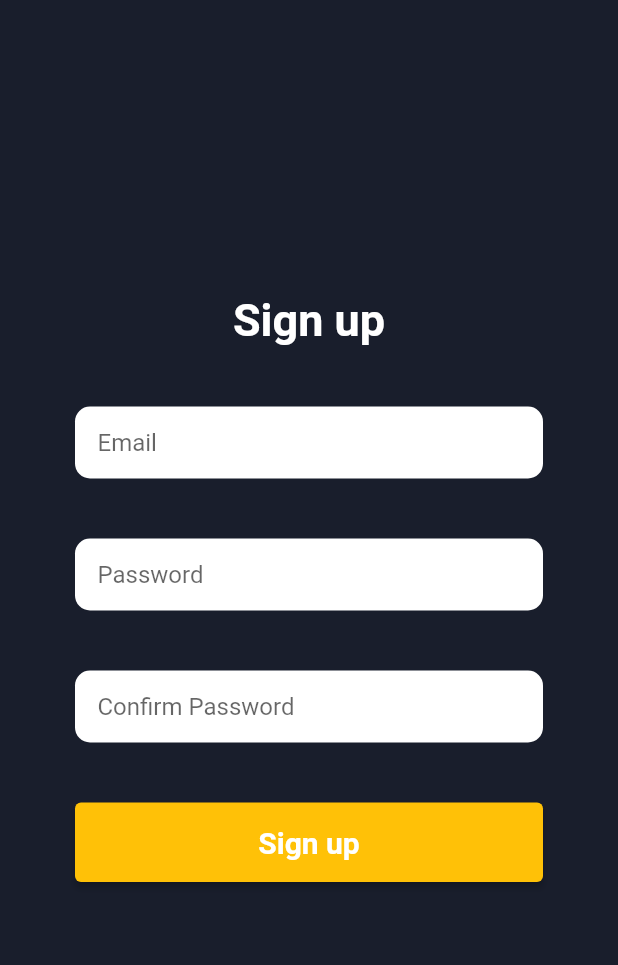
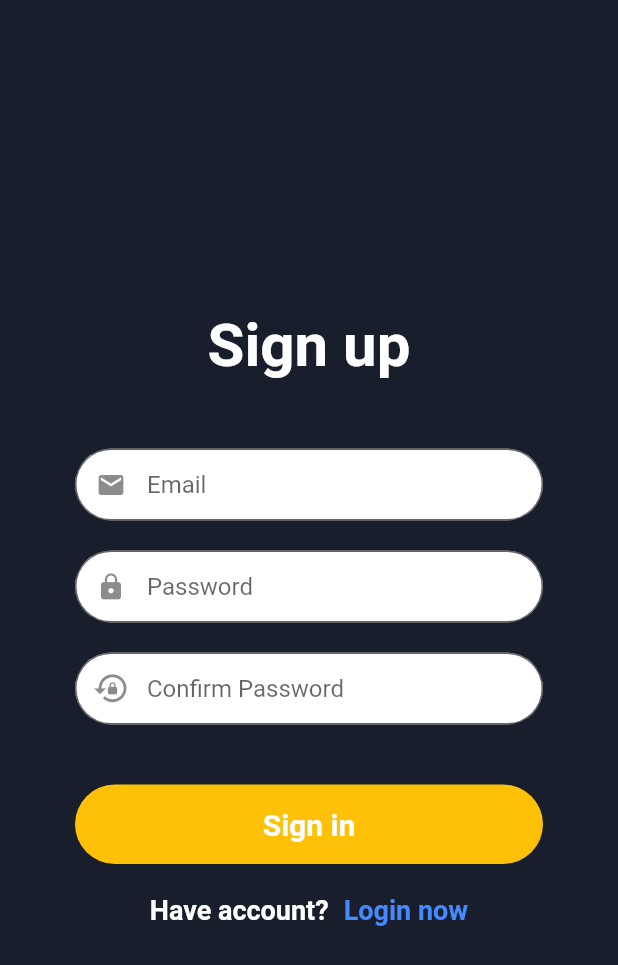
Before and after one commit to md7o/BottomAppBar, a Flutter app: the screen it shows after launch, after a tap on "Sign in", after a tap on "Sign up now", on a phone screen of 412 x 824 dp. Shown: the top 965 px of the screen. Run offline on Flutter 3.47's test engine with Material 2 defaults, Android fonts, the phone set to English and light mode, and no system bars; our stand-ins replace firebase_auth, firebase_core; accounts and stored records are empty.

```diff
--- a/lib/screens/login.dart
+++ b/lib/screens/login.dart
@@ -17,6 +17,13 @@ class _LoginState extends State<Login> {
     if (formEmail == null || formEmail.isEmpty) {
       return 'E-mail address is required.';
     }
+
+    return null;
+  }
+
+  String? validatePassword(String? formPassword) {
+    if (formPassword == null || formPassword.isEmpty)
+      return 'Password is required.';
 
     return null;
   }
@@ -54,23 +61,26 @@ class _LoginState extends State<Login> {
                   "Sign in",
                   style: TextStyle(
                       color: Colors.white,
-                      fontSize: 30,
-                      fontWeight: FontWeight.bold),
+                      fontSize: 40,
+                      fontWeight: FontWeight.normal),
                 ),
                 const SizedBox(
-                  height: 40,
+                  height: 45,
                 ),
-                Column(
-                  children: [
                 Padding(
                   padding: const EdgeInsets.symmetric(horizontal: 50),
                   child: TextFormField(
                     controller: _emailController,
                     validator: validateEmail,
                     decoration: InputDecoration(
+                      contentPadding: const EdgeInsets.only(left: 25),
                       fillColor: Colors.white,
                       filled: true,
                       hintText: 'Email',
+                      prefixIcon: const Icon(
+                        Icons.email,
+                        size: 20,
+                      ),
                       border: OutlineInputBorder(
                         borderRadius: BorderRadius.circular(50),
                         borderSide: const BorderSide(
@@ -80,34 +90,35 @@ class _LoginState extends State<Login> {
                     ),
                   ),
                 ),
-                  ],
-                ),
                 const SizedBox(
                   height: 20,
                 ),
                 Padding(
                   padding: const EdgeInsets.symmetric(horizontal: 50),
-                  child: Container(
-                    decoration: BoxDecoration(
-                      color: Colors.white,
+                  child: TextFormField(
+                    controller: _passwordController,
+                    validator: validatePassword,
+                    obscureText: true,
+                    decoration: InputDecoration(
+                      contentPadding: const EdgeInsets.only(left: 25),
+                      fillColor: Colors.white,
+                      filled: true,
+                      hintText: 'Password',
+                      prefixIcon: const Icon(
+                        Icons.lock,
+                        size: 20,
+                      ),
+                      border: OutlineInputBorder(
                         borderRadius: BorderRadius.circular(50),
-                    ),
-                    child: Padding(
-                      padding: const EdgeInsets.symmetric(horizontal: 15),
-                      child: TextField(
-                        controller: _passwordController,
-                        obscureText: true,
-                        decoration: const InputDecoration(
-                          border: InputBorder.none,
-                          icon: Icon(Icons.lock),
-                          hintText: 'Password',
+                        borderSide: const BorderSide(
+                          width: 1,
                         ),
                       ),
                     ),
                   ),
                 ),
                 const SizedBox(
-                  height: 40,
+                  height: 30,
                 ),
                 Padding(
                   padding: const EdgeInsets.symmetric(horizontal: 50),
@@ -141,7 +152,7 @@ class _LoginState extends State<Login> {
                   ),
                 ),
                 const SizedBox(
-                  height: 40,
+                  height: 20,
                 ),
                 Row(
                   mainAxisAlignment: MainAxisAlignment.center,
--- a/lib/screens/signup.dart
+++ b/lib/screens/signup.dart
@@ -12,6 +12,22 @@ class _SignUpState extends State<SignUp> {
   final _emailController = TextEditingController();
   final _passwordController = TextEditingController();
   final _confirmPasswordController = TextEditingController();
+  final GlobalKey<FormState> _key = GlobalKey<FormState>();
+
+  String? validateEmail(String? formEmail) {
+    if (formEmail == null || formEmail.isEmpty) {
+      return 'E-mail address is required.';
+    }
+
+    return null;
+  }
+
+  String? validatePassword(String? formPassword) {
+    if (formPassword == null || formPassword.isEmpty)
+      return 'Password is required.';
+
+    return null;
+  }
 
   Future signUp() async {
     if (passwordConfirmed()) {
@@ -44,7 +60,9 @@ class _SignUpState extends State<SignUp> {
   Widget build(BuildContext context) {
     return Scaffold(
       backgroundColor: const Color(0xFF191E2C),
-      body: SafeArea(
+      body: Form(
+        key: _key,
+        child: SafeArea(
           child: Center(
             child: SingleChildScrollView(
               child: Column(
@@ -54,26 +72,84 @@ class _SignUpState extends State<SignUp> {
                     "Sign up",
                     style: TextStyle(
                         color: Colors.white,
-                      fontSize: 30,
+                        fontSize: 40,
                         fontWeight: FontWeight.bold),
                   ),
                   const SizedBox(
-                  height: 40,
+                    height: 45,
                   ),
                   Padding(
                     padding: const EdgeInsets.symmetric(horizontal: 50),
-                  child: Container(
-                    decoration: BoxDecoration(
-                      color: Colors.white,
-                      borderRadius: BorderRadius.circular(10),
+                    child: TextFormField(
+                      controller: _emailController,
+                      validator: validateEmail,
+                      decoration: InputDecoration(
+                        contentPadding: const EdgeInsets.only(left: 25),
+                        fillColor: Colors.white,
+                        filled: true,
+                        hintText: 'Email',
+                        prefixIcon: const Icon(
+                          Icons.email,
+                          size: 20,
                         ),
-                    child: Padding(
-                      padding: const EdgeInsets.symmetric(horizontal: 15),
-                      child: TextField(
-                        controller: _emailController,
-                        decoration: const InputDecoration(
-                          border: InputBorder.none,
-                          hintText: 'Email',
+                        border: OutlineInputBorder(
+                          borderRadius: BorderRadius.circular(50),
+                          borderSide: const BorderSide(
+                            width: 1,
+                          ),
+                        ),
+                      ),
+                    ),
+                  ),
+                  const SizedBox(
+                    height: 20,
+                  ),
+                  Padding(
+                    padding: const EdgeInsets.symmetric(horizontal: 50),
+                    child: TextFormField(
+                      controller: _passwordController,
+                      validator: validatePassword,
+                      obscureText: true,
+                      decoration: InputDecoration(
+                        contentPadding: const EdgeInsets.only(left: 25),
+                        fillColor: Colors.white,
+                        filled: true,
+                        hintText: 'Password',
+                        prefixIcon: const Icon(
+                          Icons.lock,
+                          size: 20,
+                        ),
+                        border: OutlineInputBorder(
+                          borderRadius: BorderRadius.circular(50),
+                          borderSide: const BorderSide(
+                            width: 1,
+                          ),
+                        ),
+                      ),
+                    ),
+                  ),
+                  const SizedBox(
+                    height: 20,
+                  ),
+                  Padding(
+                    padding: const EdgeInsets.symmetric(horizontal: 50),
+                    child: TextFormField(
+                      controller: _passwordController,
+                      validator: validatePassword,
+                      obscureText: true,
+                      decoration: InputDecoration(
+                        contentPadding: const EdgeInsets.only(left: 25),
+                        fillColor: Colors.white,
+                        filled: true,
+                        hintText: 'Confirm Password',
+                        prefixIcon: const Icon(
+                          Icons.lock_reset,
+                          size: 25,
+                        ),
+                        border: OutlineInputBorder(
+                          borderRadius: BorderRadius.circular(50),
+                          borderSide: const BorderSide(
+                            width: 1,
                           ),
                         ),
                       ),
@@ -84,66 +160,26 @@ class _SignUpState extends State<SignUp> {
                   ),
                   Padding(
                     padding: const EdgeInsets.symmetric(horizontal: 50),
-                  child: Container(
-                    decoration: BoxDecoration(
-                      color: Colors.white,
-                      borderRadius: BorderRadius.circular(10),
-                    ),
-                    child: Padding(
-                      padding: const EdgeInsets.symmetric(horizontal: 15),
-                      child: TextField(
-                        controller: _passwordController,
-                        obscureText: true,
-                        decoration: const InputDecoration(
-                          border: InputBorder.none,
-                          hintText: 'Password',
-                        ),
-                      ),
-                    ),
-                  ),
-                ),
-                const SizedBox(
-                  height: 40,
-                ),
-                Padding(
-                  padding: const EdgeInsets.symmetric(horizontal: 50),
-                  child: Container(
-                    decoration: BoxDecoration(
-                      color: Colors.white,
-                      borderRadius: BorderRadius.circular(10),
-                    ),
-                    child: Padding(
-                      padding: const EdgeInsets.symmetric(horizontal: 15),
-                      child: TextField(
-                        controller: _confirmPasswordController,
-                        obscureText: true,
-                        decoration: const InputDecoration(
-                          border: InputBorder.none,
-                          hintText: 'Confirm Password',
-                        ),
-                      ),
-                    ),
-                  ),
-                ),
-                const SizedBox(
-                  height: 40,
-                ),
-                Padding(
-                  padding: const EdgeInsets.symmetric(horizontal: 50),
-                  child: ElevatedButton(
-                    onPressed: signUp,
-                    style:
-                        ElevatedButton.styleFrom(backgroundColor: Colors.amber),
+                    child: GestureDetector(
+                      onTap: () async {
+                        if (_key.currentState!.validate()) {
+                          await FirebaseAuth.instance
+                              .createUserWithEmailAndPassword(
+                            email: _emailController.text,
+                            password: _passwordController.text,
+                          );
+                          setState(() {});
+                        }
+                      },
                       child: Container(
                         padding: const EdgeInsets.all(15),
-                      decoration: const BoxDecoration(
-                        borderRadius: BorderRadius.all(
-                          Radius.circular(10),
-                        ),
+                        decoration: BoxDecoration(
+                          color: Colors.amber,
+                          borderRadius: BorderRadius.circular(50),
                         ),
                         child: const Center(
                           child: Text(
-                          'Sign up',
+                            'Sign in',
                             style: TextStyle(
                                 color: Colors.white,
                                 fontSize: 20,
@@ -154,9 +190,36 @@ class _SignUpState extends State<SignUp> {
                     ),
                   ),
                   const SizedBox(
-                  height: 40,
+                    height: 20,
+                  ),
+                  Row(
+                    mainAxisAlignment: MainAxisAlignment.center,
+                    children: [
+                      const Text(
+                        'Have account?',
+                        style: TextStyle(
+                            color: Colors.white,
+                            fontSize: 18,
+                            fontWeight: FontWeight.bold),
+                      ),
+                      const SizedBox(
+                        width: 10,
+                      ),
+                      GestureDetector(
+                        onTap: () =>
+                            Navigator.of(context).pushReplacementNamed('login'),
+                        child: const Text(
+                          'Login now',
+                          style: TextStyle(
+                              color: Colors.blueAccent,
+                              fontSize: 18,
+                              fontWeight: FontWeight.bold),
+                        ),
                       ),
                     ],
+                  ),
+                ],
+              ),
             ),
           ),
         ),
```
Lines whose indentation alone changed are shown as unchanged.
